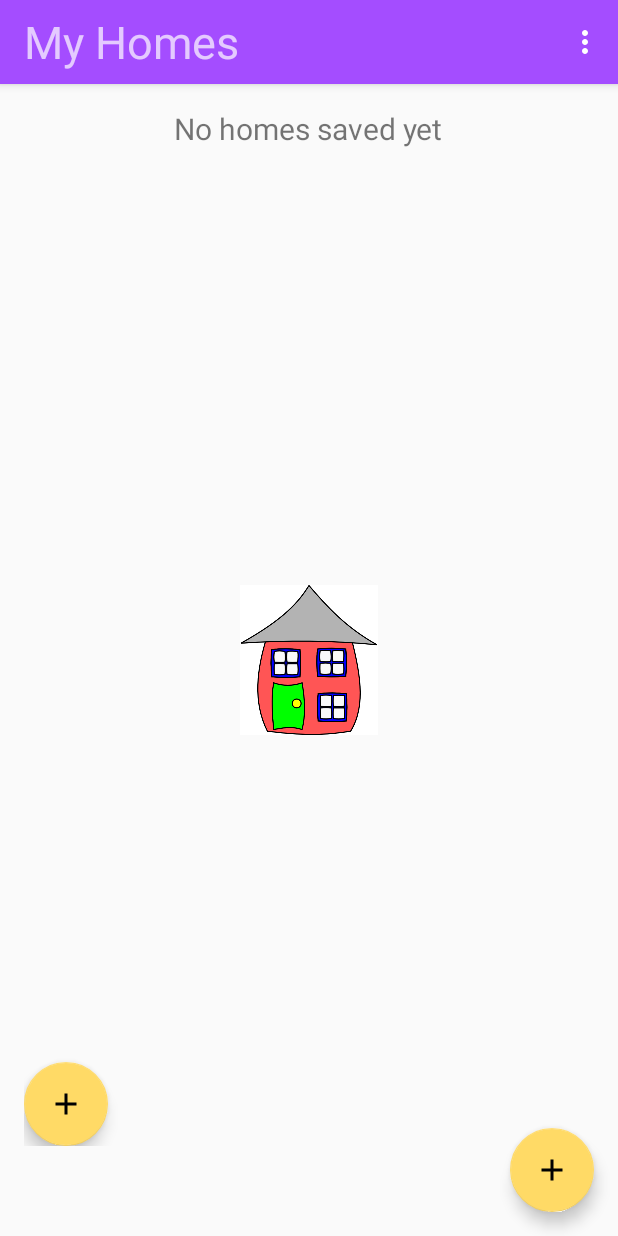
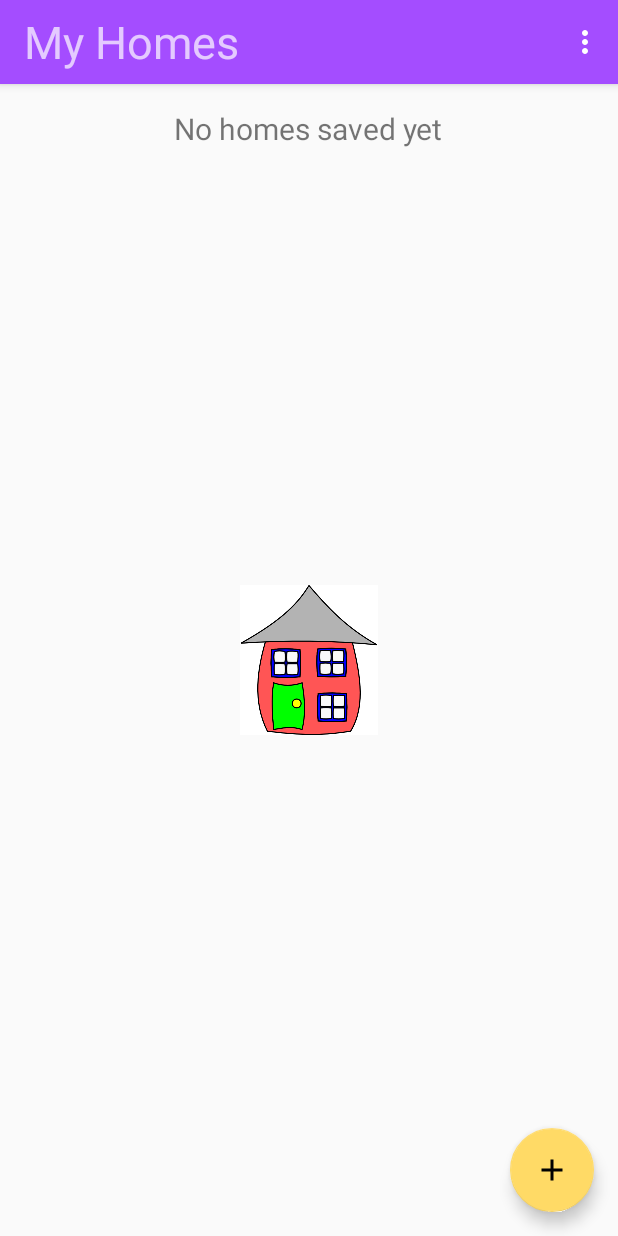
Before and after one commit to dowelc/bow-and-arrow, an Android app: the screen it shows after launch (MainActivity), on a phone screen of 412 x 824 dp. Run offline under Robolectric (Android 15) with nearby library versions, the phone set to English and light mode, and no system bars.

Commit message:
took out hacked button

```diff
--- a/BowandArrow/app/src/main/java/com/winfo/bowandarrow/MainActivity.java
+++ b/BowandArrow/app/src/main/java/com/winfo/bowandarrow/MainActivity.java
@@ -19,13 +19,6 @@ public class MainActivity extends AppCompatActivity {
         Toolbar toolbar = (Toolbar) findViewById(R.id.toolbar);
         setSupportActionBar(toolbar);
 
-        FloatingActionButton hackToViewHomeBut = (FloatingActionButton) findViewById(R.id.hack_view_home);
-        hackToViewHomeBut.setOnClickListener(new View.OnClickListener() {
-            @Override
-            public void onClick(View v) {
-                hackToHomeView(v);
-            }
-        });
     }
 
     @Override
@@ -50,11 +43,6 @@ public class MainActivity extends AppCompatActivity {
         return super.onOptionsItemSelected(item);
     }
 
-    public void hackToHomeView(View view) {
-        Intent intent = new Intent(this, ViewHome.class);
-        startActivity(intent);
-    }
-
     public void createHome(View view) {
         Intent intent = new Intent(this, CreateHomeActivity.class);
         startActivity(intent);
--- a/BowandArrow/app/src/main/java/com/winfo/bowandarrow/ViewHome.java
+++ b/BowandArrow/app/src/main/java/com/winfo/bowandarrow/ViewHome.java
@@ -32,10 +32,10 @@ public class ViewHome extends AppCompatActivity {
         Home home = getIntent().getExtras().getParcelable("com.winfo.bowandarrow.Home");
 
         TextView rooms = (TextView) findViewById(R.id.num_rooms_data);
-        rooms.setText("" + home.getBedrooms());
+//        rooms.setText("" + home.getBedrooms());
 
         TextView baths = (TextView) findViewById(R.id.num_baths_data);
-        baths.setText("" + home.getBathrooms());
+//        baths.setText("" + home.getBathrooms());
 
         TextView managerPhone = (TextView) findViewById(R.id.manager_phone_data);
 //        managerPhone.setText("" + home.getManagerPhone());
--- a/BowandArrow/app/src/main/res/layout/content_main.xml
+++ b/BowandArrow/app/src/main/res/layout/content_main.xml
@@ -26,13 +26,4 @@
         android:src="@drawable/default_house"
         android:layout_centerInParent="true"/>
 
-    <android.support.design.widget.FloatingActionButton
-        android:id="@+id/hack_view_home"
-        android:layout_width="wrap_content"
-        android:layout_height="wrap_content"
-        android:layout_gravity="bottom|end"
-        android:src="@drawable/ic_add_black_24dp"
-        android:layout_alignParentLeft="true"
-        android:layout_alignParentBottom="true"/>
-
 </RelativeLayout>
```
